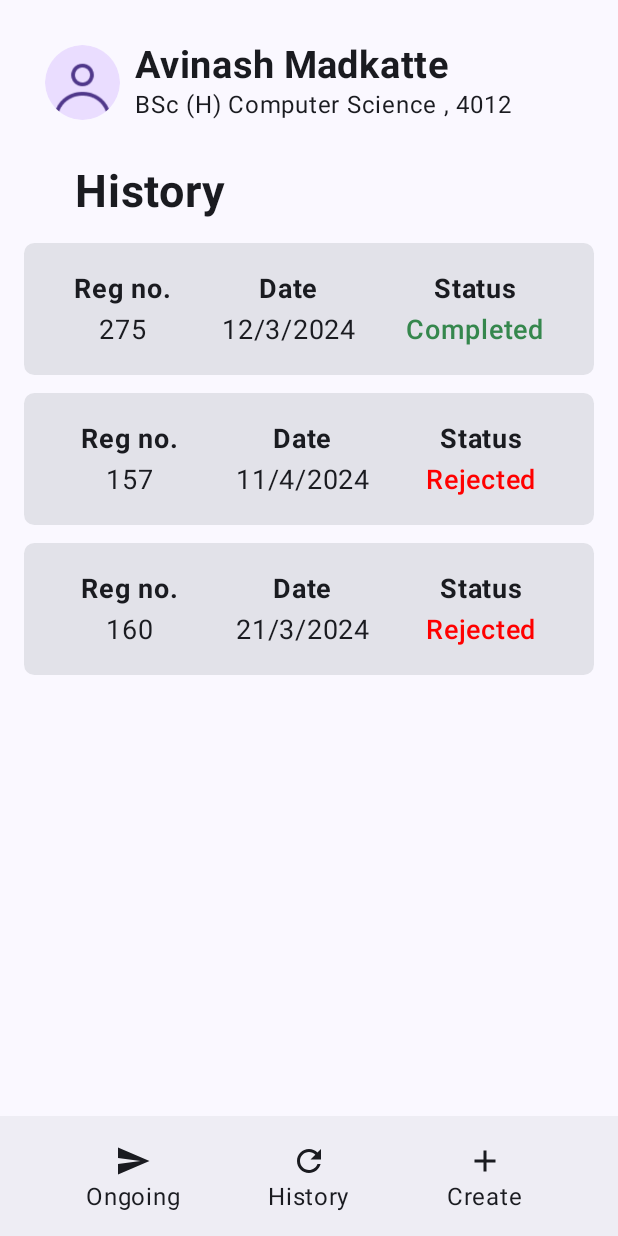
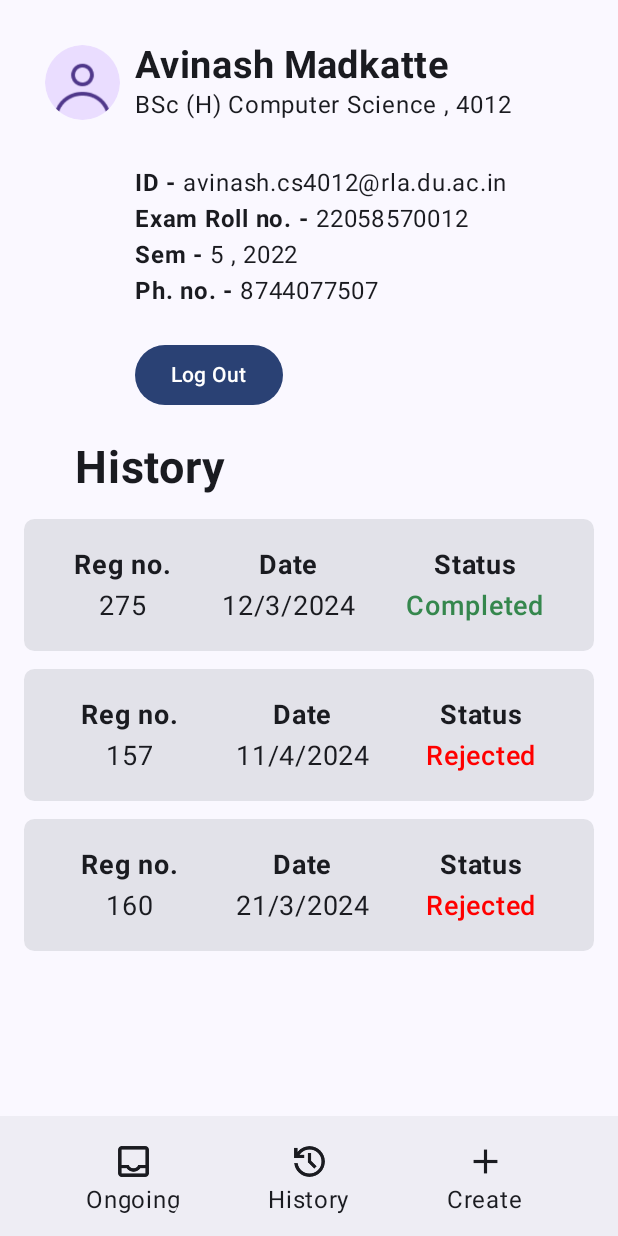
Before and after one commit to itsNavinSingh/AdminConnect, an Android app built with Jetpack Compose: the DashboardScreen screen opened through its navigation route, after a tap on "History", on a phone screen of 412 x 824 dp. Run offline under Robolectric (Android 15) with nearby library versions, the phone set to English and light mode, and no system bars; our stand-ins replace accompanist; 2 other taps on this screen came first.

Commit message:
some minor changes

```diff
--- a/App/app/src/main/java/com/example/adminconnect/DashboardScreen.kt
+++ b/App/app/src/main/java/com/example/adminconnect/DashboardScreen.kt
@@ -1,12 +1,7 @@
 package com.example.adminconnect
 
-import androidx.compose.animation.AnimatedContentTransitionScope
 import androidx.compose.animation.animateContentSize
-import androidx.compose.animation.core.tween
-import androidx.compose.animation.fadeIn
-import androidx.compose.animation.fadeOut
 import androidx.compose.foundation.Image
-import androidx.compose.foundation.background
 import androidx.compose.foundation.clickable
 import androidx.compose.foundation.interaction.MutableInteractionSource
 import androidx.compose.foundation.layout.Arrangement
@@ -21,29 +16,16 @@ import androidx.compose.foundation.layout.height
 import androidx.compose.foundation.layout.padding
 import androidx.compose.foundation.layout.size
 import androidx.compose.foundation.layout.width
-import androidx.compose.foundation.layout.wrapContentHeight
-import androidx.compose.foundation.lazy.LazyColumn
-import androidx.compose.foundation.lazy.items
 import androidx.compose.foundation.pager.HorizontalPager
 import androidx.compose.foundation.pager.PagerState
 import androidx.compose.foundation.pager.rememberPagerState
 import androidx.compose.foundation.shape.CircleShape
-import androidx.compose.foundation.shape.RoundedCornerShape
-import androidx.compose.foundation.text.BasicText
-import androidx.compose.material.icons.Icons
-import androidx.compose.material.icons.filled.Add
-import androidx.compose.material.icons.filled.Refresh
-import androidx.compose.material.icons.filled.Send
 import androidx.compose.material3.BottomAppBar
 import androidx.compose.material3.Button
-import androidx.compose.material3.Card
-import androidx.compose.material3.CardDefaults
 import androidx.compose.material3.Icon
 import androidx.compose.material3.IconButton
 import androidx.compose.material3.Scaffold
 import androidx.compose.material3.Surface
-import androidx.compose.material3.Tab
-import androidx.compose.material3.TabRow
 import androidx.compose.material3.Text
 import androidx.compose.runtime.Composable
 import androidx.compose.runtime.mutableStateOf
@@ -51,26 +33,15 @@ import androidx.compose.runtime.remember
 import androidx.compose.runtime.rememberCoroutineScope
 import androidx.compose.ui.Alignment
 import androidx.compose.ui.Modifier
-import androidx.compose.ui.graphics.Color
-import androidx.compose.ui.graphics.vector.ImageVector
-import androidx.compose.ui.modifier.modifierLocalMapOf
-import androidx.compose.ui.res.colorResource
+import androidx.compose.ui.graphics.painter.Painter
 import androidx.compose.ui.res.painterResource
 import androidx.compose.ui.text.font.FontWeight
 import androidx.compose.ui.tooling.preview.Preview
+import androidx.compose.ui.unit.Dp
 import androidx.compose.ui.unit.dp
 import androidx.compose.ui.unit.sp
-import androidx.navigation.NavBackStackEntry
-import androidx.navigation.NavHostController
-import androidx.navigation.compose.NavHost
-import androidx.navigation.compose.composable
-import androidx.navigation.compose.rememberNavController
 import com.google.accompanist.pager.ExperimentalPagerApi
 import kotlinx.coroutines.launch
-import com.example.adminconnect.OngoingTab
-import com.example.adminconnect.HistoryTab
-import com.example.adminconnect.CreateTab
-
 
 
 @Composable
@@ -110,39 +81,6 @@ fun DashboardScreen(modifier: Modifier = Modifier) {
 }
 
 
-//@OptIn(ExperimentalPagerApi::class)    // here we will have a tab row to display current screen but not able to navigate through bottom incons
-//@Composable
-//fun SwipeNavigationApp() {
-//    val pagerState = rememberPagerState(pageCount = { 3 })
-//    val coroutineScope = rememberCoroutineScope()
-//
-//    Column(modifier = Modifier.fillMaxSize()) {
-//        // Tab Row to Display the Screen Titles
-//        TabRow(selectedTabIndex = pagerState.currentPage) {
-//            listOf("Ongoing", "History", "Create").forEachIndexed { index, title ->
-//                Tab(
-//                    text = { Text(text = title) },
-//                    selected = pagerState.currentPage == index,
-//                    onClick = {
-//                        coroutineScope.launch {
-//                            pagerState.animateScrollToPage(index)
-//                        }
-//                    }
-//                )
-//            }
-//        }
-//
-//        // Horizontal Pager to Swipe Between Screens
-//        HorizontalPager(state = pagerState, modifier = Modifier.weight(1f)) { page ->
-//            when (page) {
-//                0 -> OngoingTab()
-//                1 -> HistoryTab()
-//                2 -> CreateTab()
-//            }
-//        }
-//    }
-//}
-
 @OptIn(ExperimentalPagerApi::class)
 @Composable
 fun SwipeNavigationApp(pagerState: PagerState) {
@@ -157,9 +95,10 @@ fun SwipeNavigationApp(pagerState: PagerState) {
 
 @Composable
 fun BottomAppBarIcon(
-    icon: ImageVector,
+    icon: Painter,
     onClick: () -> Unit,
-    label: String
+    label: String,
+    iconSize: Dp
 ) {
     IconButton(onClick = onClick,
         modifier = Modifier
@@ -170,7 +109,7 @@ fun BottomAppBarIcon(
             verticalArrangement = Arrangement.Center,
             modifier = Modifier.fillMaxSize()
         ) {
-            Icon(icon, contentDescription = null)
+            Icon(icon, contentDescription = null,modifier = Modifier.size(iconSize))
             Text(text = label)
         }
     }
@@ -218,25 +157,28 @@ fun DashboardBottomBar(pagerState: PagerState) {
                 modifier = Modifier.fillMaxWidth()
             ) {
                 BottomAppBarIcon(
-                    icon = Icons.Filled.Send,
+                    icon = painterResource(id = R.drawable.ongoing_icon),
                     onClick = {
                         coroutineScope.launch { pagerState.animateScrollToPage(0) }
                     },
-                    label = "Ongoing"
+                    label = "Ongoing",
+                    iconSize = 27.dp
                 )
                 BottomAppBarIcon(
-                    icon = Icons.Filled.Refresh,
+                    icon = painterResource(id = R.drawable.history_icon),
                     onClick = {
                         coroutineScope.launch { pagerState.animateScrollToPage(1) }
                     },
-                    label = "History"
+                    label = "History",
+                    iconSize = 27.dp
                 )
                 BottomAppBarIcon(
-                    icon = Icons.Filled.Add,
+                    icon = painterResource(id = R.drawable.create_icon),
                     onClick = {
                         coroutineScope.launch { pagerState.animateScrollToPage(2) }
                     },
-                    label = "Create"
+                    label = "Create",
+                    iconSize = 27.dp // Adjust size here
                 )
             }
         }
@@ -272,7 +214,7 @@ fun DashboardBottomBar(pagerState: PagerState) {
 @Composable
 fun Profile_info() {
 
-    val expanded = remember { mutableStateOf(true) }
+    val expanded = remember { mutableStateOf(false) }
 
     Box(
         modifier = Modifier
```
Also changed, not shown: App/app/src/main/res/drawable/create_icon.png (added), App/app/src/main/res/drawable/history_icon.png (added), App/app/src/main/res/drawable/ongoing_icon.png (added).
